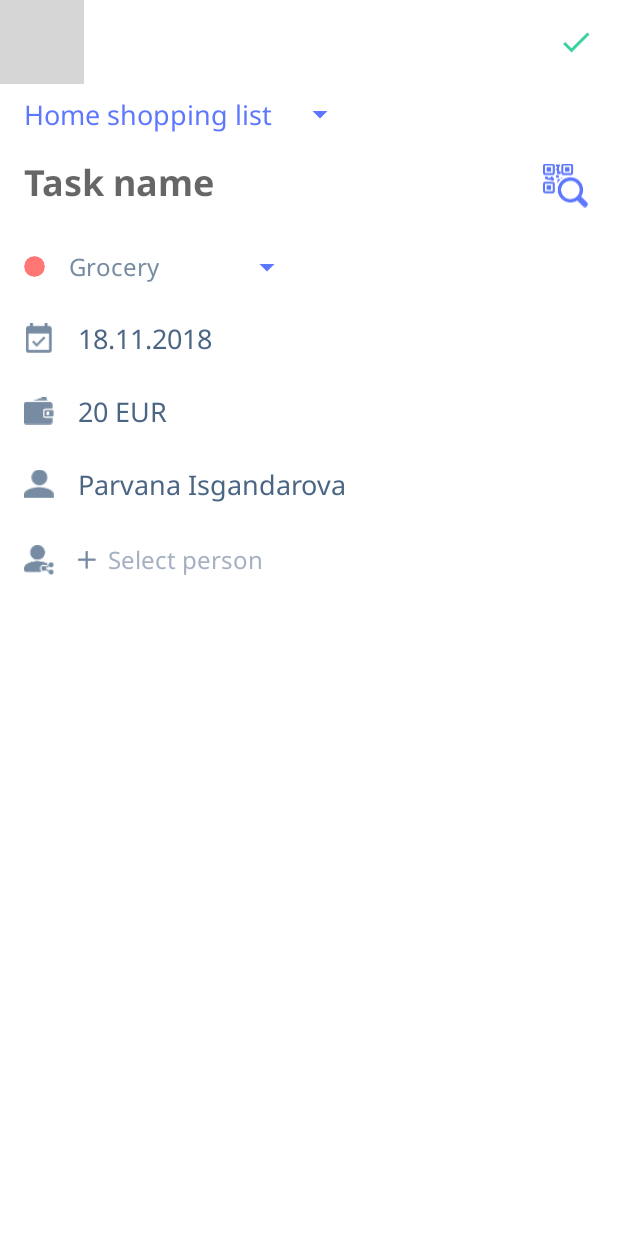
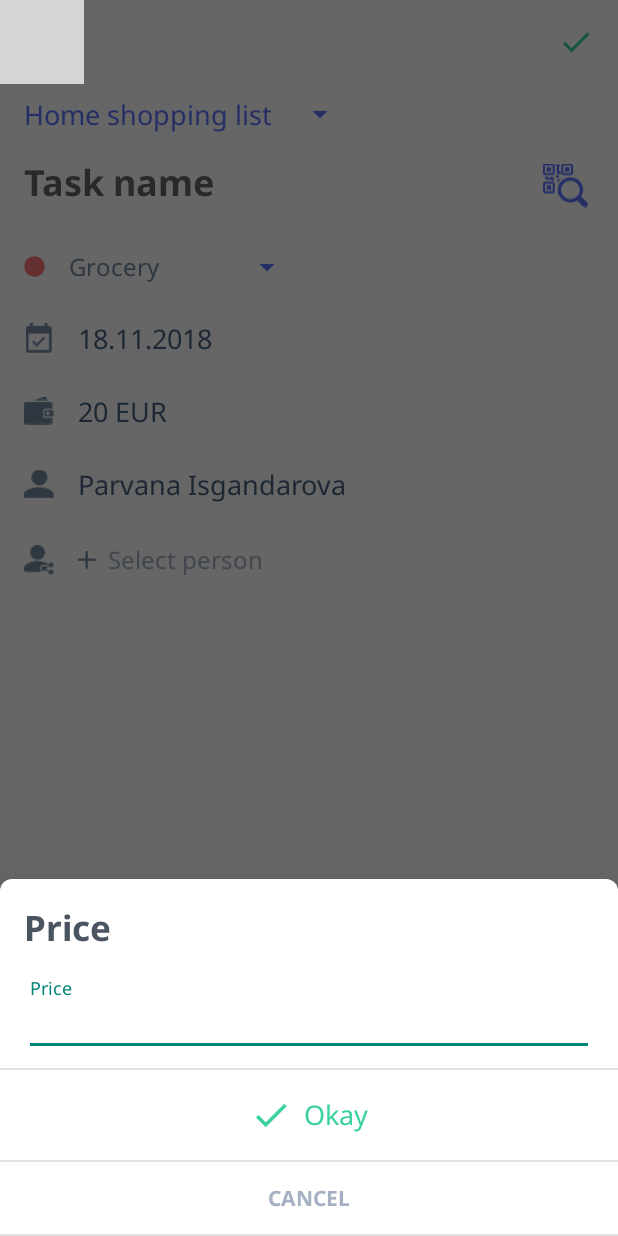
Before and after one commit to kerimovscreations/BillSplitter, an Android app: the ShoppingItemDetailsActivity screen opened directly, with no data from a screen before it, after a tap on "20 EUR", on a phone screen of 412 x 824 dp. Run offline under Robolectric (Android 15) with nearby library versions, the phone set to English and light mode, and no system bars; our stand-ins replace ButterKnife; grey boxes are pictures that could not be loaded.

Commit message:
created price input dialog sheet

```diff
--- a/app/src/main/java/com/kerimovscreations/billsplitter/activities/ShoppingItemDetailsActivity.java
+++ b/app/src/main/java/com/kerimovscreations/billsplitter/activities/ShoppingItemDetailsActivity.java
@@ -26,6 +26,7 @@
 import com.kerimovscreations.billsplitter.adapters.SharedPeopleListRVAdapter;
 import com.kerimovscreations.billsplitter.adapters.spinner.CategorySpinnerAdapter;
 import com.kerimovscreations.billsplitter.fragments.dialogs.GroupMemberPickerBottomSheetDialogFragment;
+import com.kerimovscreations.billsplitter.fragments.dialogs.PricePickerBottomSheetDialogFragment;
 import com.kerimovscreations.billsplitter.models.Category;
 import com.kerimovscreations.billsplitter.models.Person;
 import com.kerimovscreations.billsplitter.models.ShoppingItem;
@@ -247,7 +248,15 @@
 
     @OnClick(R.id.price_layout)
     void onPrice(View view) {
-        // TODO: complete method
+        PricePickerBottomSheetDialogFragment fragment = PricePickerBottomSheetDialogFragment.getInstance();
+        fragment.setClickListener(new PricePickerBottomSheetDialogFragment.OnClickListener() {
+            @Override
+            public void onSubmit(Float price) {
+                mPrice.setText(String.format(Locale.getDefault(), "%.2f", price));
+            }
+        });
+
+        fragment.show(getSupportFragmentManager(), "PRICE_TAG");
     }
 
     @OnClick(R.id.qr_scan_btn)
--- /dev/null
+++ b/app/src/main/java/com/kerimovscreations/billsplitter/fragments/dialogs/PricePickerBottomSheetDialogFragment.java
@@ -0,0 +1,78 @@
+package com.kerimovscreations.billsplitter.fragments.dialogs;
+
+import android.os.Bundle;
+import android.support.annotation.NonNull;
+import android.support.design.widget.BottomSheetDialogFragment;
+import android.support.design.widget.TextInputEditText;
+import android.view.LayoutInflater;
+import android.view.View;
+import android.view.ViewGroup;
+
+import com.kerimovscreations.billsplitter.R;
+
+import java.util.Objects;
+
+import butterknife.BindView;
+import butterknife.ButterKnife;
+import butterknife.OnClick;
+
+public class PricePickerBottomSheetDialogFragment extends BottomSheetDialogFragment {
+
+    View mView;
+
+    @BindView(R.id.input)
+    TextInputEditText mPrice;
+
+    private OnClickListener mListener;
+
+    public interface OnClickListener {
+        void onSubmit(Float price);
+    }
+
+    public void setClickListener(OnClickListener listener) {
+        mListener = listener;
+    }
+
+    public static PricePickerBottomSheetDialogFragment getInstance() {
+        return new PricePickerBottomSheetDialogFragment();
+    }
+
+    @Override
+    public int getTheme() {
+        return R.style.BottomSheetDialogTheme;
+    }
+
+    @Override
+    public View onCreateView(@NonNull LayoutInflater inflater, ViewGroup container, Bundle savedInstanceState) {
+        mView = inflater.inflate(R.layout.bottom_sheet_dialog_price_picker, container, false);
+        ButterKnife.bind(this, mView);
+
+        initVars();
+
+        return mView;
+    }
+
+    void initVars() {
+    }
+
+    /**
+     * UI
+     */
+
+    /**
+     * Click handlers
+     */
+
+    @OnClick(R.id.submit_btn)
+    void onSend() {
+        if (mListener != null) {
+            mListener.onSubmit(Float.valueOf(Objects.requireNonNull(mPrice.getText()).toString().trim()));
+            dismiss();
+        }
+    }
+
+    @OnClick(R.id.cancel_btn)
+    void onCancel() {
+        dismiss();
+    }
+}
--- /dev/null
+++ b/app/src/main/res/layout/bottom_sheet_dialog_price_picker.xml
@@ -0,0 +1,97 @@
+<?xml version="1.0" encoding="utf-8"?>
+<android.support.v4.widget.NestedScrollView xmlns:android="http://schemas.android.com/apk/res/android"
+    xmlns:app="http://schemas.android.com/apk/res-auto"
+    android:layout_width="match_parent"
+    android:layout_height="wrap_content"
+    app:behavior_hideable="true"
+    app:behavior_peekHeight="0dp"
+    app:layout_behavior="android.support.design.widget.BottomSheetBehavior">
+
+    <LinearLayout
+        android:layout_width="match_parent"
+        android:layout_height="wrap_content"
+        android:elevation="0dp"
+        android:orientation="vertical">
+
+        <TextView
+            android:layout_width="match_parent"
+            android:layout_height="wrap_content"
+            android:layout_marginStart="@dimen/normal_margin"
+            android:layout_marginEnd="@dimen/normal_margin"
+            android:layout_marginBottom="@dimen/normal_margin"
+            android:fontFamily="@font/noto_sans_bold"
+            android:text="@string/price"
+            android:textColor="@color/colorDarkText"
+            android:textSize="23sp"
+            android:textStyle="bold" />
+
+        <android.support.design.widget.TextInputLayout
+            android:layout_width="match_parent"
+            android:layout_height="wrap_content"
+            android:layout_marginStart="@dimen/normal_margin"
+            android:layout_marginEnd="@dimen/normal_margin"
+            android:layout_marginBottom="@dimen/medium_margin">
+
+            <android.support.design.widget.TextInputEditText
+                android:id="@+id/input"
+                android:layout_width="match_parent"
+                android:layout_height="wrap_content"
+                android:fontFamily="@font/noto_sans"
+                android:hint="@string/price"
+                android:inputType="numberDecimal"
+                android:textSize="18sp" />
+        </android.support.design.widget.TextInputLayout>
+
+        <include layout="@layout/item_divider" />
+
+        <LinearLayout
+            android:id="@+id/submit_btn"
+            android:layout_width="match_parent"
+            android:layout_height="wrap_content"
+            android:background="?attr/selectableItemBackground"
+            android:clickable="true"
+            android:focusable="true"
+            android:gravity="center"
+            android:orientation="horizontal"
+            android:padding="@dimen/normal_margin">
+
+            <ImageView
+                android:layout_width="28dp"
+                android:layout_height="28dp"
+                android:src="@drawable/ic_check_black_24dp"
+                android:tint="@color/colorGreen" />
+
+            <TextView
+                android:layout_width="wrap_content"
+                android:layout_height="wrap_content"
+                android:layout_marginStart="@dimen/medium_margin"
+                android:fontFamily="@font/noto_sans"
+                android:text="@string/okay"
+                android:textColor="@color/colorGreen"
+                android:textSize="18sp" />
+        </LinearLayout>
+
+        <include layout="@layout/item_divider" />
+
+        <LinearLayout
+            android:id="@+id/cancel_layout"
+            android:layout_width="match_parent"
+            android:layout_height="wrap_content"
+            android:background="?attr/selectableItemBackground"
+            android:clickable="true"
+            android:focusable="true"
+            android:gravity="center">
+
+            <Button
+                android:id="@+id/cancel_btn"
+                style="?borderlessButtonStyle"
+                android:layout_width="wrap_content"
+                android:layout_height="wrap_content"
+                android:fontFamily="@font/noto_sans_bold"
+                android:text="@string/cancel"
+                android:textColor="@color/colorLightGray" />
+        </LinearLayout>
+
+        <include layout="@layout/item_divider" />
+    </LinearLayout>
+</android.support.v4.widget.NestedScrollView>
--- a/app/src/main/res/values/strings.xml
+++ b/app/src/main/res/values/strings.xml
@@ -47,4 +47,6 @@
     <string name="delete_all_done_items">Delete all done items</string>
     <string name="delete_group">Delete group</string>
     <string name="edit_group">Edit group</string>
+    <string name="price">Price</string>
+    <string name="okay">Okay</string>
 </resources>
```
